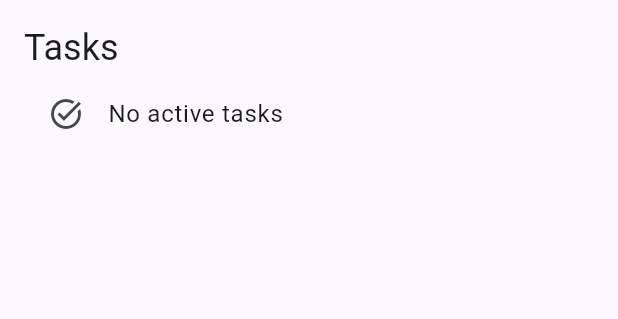
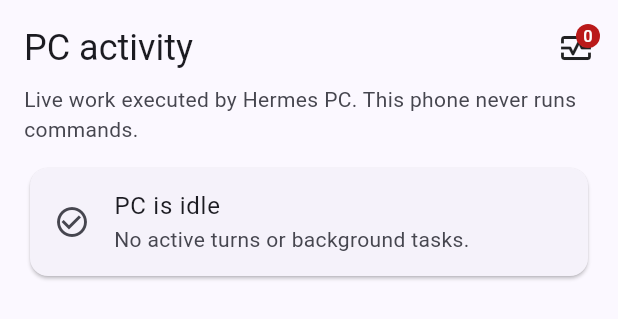
Before and after one commit to vanszas/agent-remote, a Flutter app: the TasksPage widget shown alone on an empty page, opened directly with empty values, on a phone screen of 412 x 824 dp. Shown: the top 319 px of the screen. Run offline on Flutter 3.47's test engine with Material 3 defaults, Android fonts, the phone set to English and light mode, and no system bars; our stand-ins replace file_picker, flutter_markdown_plus, flutter_secure_storage, image_picker; accounts and stored records are empty.

Commit message:
feat: sync PC activity and connection state

```diff
--- a/lib/app_controller.dart
+++ b/lib/app_controller.dart
@@ -10,18 +10,27 @@ class AppController extends ChangeNotifier {
   final LocalStore store;
   final sessions = <AgentSession>[];
   StreamSubscription<AgentEvent>? _sub;
+  Timer? _taskTimer;
   String? currentId;
   ThemeModeChoice theme = ThemeModeChoice.system;
   int page = 0;
   String search = '';
   AgentCapabilities capabilities = const AgentCapabilities();
   String? connectorError;
+  bool connected = false;
+  bool _connectedNotice = false;
   bool loadingSession = false;
   List<AgentWorkspace> workspaces = const [];
   List<AgentTask> tasks = const [];
   String? workspacePath;
   bool get isDemo => connector is DemoAgentConnector;
-  String get connectorLabel => isDemo ? 'Demo Mode' : 'Hermes Connected';
+  String get connectorLabel => connected ? 'PC connected' : 'Disconnected';
+  bool takeConnectedNotice() {
+    final value = _connectedNotice;
+    _connectedNotice = false;
+    return value;
+  }
+
   AgentSession? get current =>
       sessions.where((s) => s.id == currentId).firstOrNull;
   Future<void> initialize() async {
@@ -53,10 +62,19 @@ class AppController extends ChangeNotifier {
         ..clear()
         ..addAll(nextSessions);
       currentId = null;
+      connected = true;
+      _connectedNotice = true;
       connectorError = null;
+      _taskTimer?.cancel();
+      await reloadTasks();
+      _taskTimer = Timer.periodic(
+        const Duration(seconds: 3),
+        (_) => reloadTasks(),
+      );
     } catch (error) {
       await nextEvents.cancel();
       await next.dispose();
+      connected = false;
       connectorError = _connectionError(error);
     }
     notifyListeners();
@@ -113,6 +131,16 @@ class AppController extends ChangeNotifier {
   }
 
   void _event(AgentEvent e) {
+    if (e.type == AgentEventType.connectorReady) {
+      notifyListeners();
+      return;
+    }
+    if (e.type == AgentEventType.connectorError) {
+      connected = false;
+      connectorError = e.text;
+      notifyListeners();
+      return;
+    }
     if (e.type == AgentEventType.sessionUpdated && e.sessionId.isEmpty) {
       reloadSessions();
       return;
@@ -371,8 +399,11 @@ class AppController extends ChangeNotifier {
   }
 
   Future<void> reloadTasks() async {
-    tasks = await connector.listTasks();
-    notifyListeners();
+    if (!connected) return;
+    try {
+      tasks = await connector.listTasks();
+      notifyListeners();
+    } catch (_) {}
   }
 
   Future<void> reloadSessions() async {
@@ -441,6 +472,7 @@ class AppController extends ChangeNotifier {
   Future<void> _save() => store.save(sessions);
   @override
   void dispose() {
+    _taskTimer?.cancel();
     _sub?.cancel();
     connector.dispose();
     super.dispose();
--- a/lib/hermes_gateway_connector.dart
+++ b/lib/hermes_gateway_connector.dart
@@ -383,7 +383,7 @@ class HermesGatewayConnector implements AgentConnector {
 
   @override
   Future<List<AgentTask>> listTasks() async {
-    final result = await _rpc('delegation.status');
+    final result = await _rpc('activity.status');
     return (result['active'] as List? ?? const []).whereType<Map>().map((raw) {
       final task = Map<String, Object?>.from(raw);
       return AgentTask(
--- a/lib/main.dart
+++ b/lib/main.dart
@@ -114,6 +114,23 @@ class AppShell extends StatelessWidget {
   final ConnectionSettingsController connections;
   @override
   Widget build(BuildContext context) {
+    if (c.takeConnectedNotice()) {
+      WidgetsBinding.instance.addPostFrameCallback((_) {
+        if (!context.mounted) return;
+        ScaffoldMessenger.of(context).showSnackBar(
+          const SnackBar(
+            content: Row(
+              children: [
+                Icon(Icons.check_circle, color: Colors.white),
+                SizedBox(width: 12),
+                Expanded(child: Text('Connected to Hermes PC')),
+              ],
+            ),
+            behavior: SnackBarBehavior.floating,
+          ),
+        );
+      });
+    }
     if (c.current != null) return ChatScreen(c);
     final wide = MediaQuery.sizeOf(context).width >= 700;
     final pages = [
@@ -126,7 +143,22 @@ class AppShell extends StatelessWidget {
       appBar: AppBar(
         title: const Text('Hermes Remote'),
         actions: [
-          Chip(label: Text(c.connectorLabel)),
+          Padding(
+            padding: const EdgeInsets.symmetric(vertical: 10),
+            child: Chip(
+              avatar: Icon(
+                Icons.circle,
+                size: 12,
+                color: c.connected ? Colors.greenAccent : Colors.redAccent,
+              ),
+              label: Text(c.connectorLabel),
+              side: BorderSide(
+                color: c.connected
+                    ? Colors.green.withValues(alpha: .45)
+                    : Theme.of(context).colorScheme.outlineVariant,
+              ),
+            ),
+          ),
           IconButton(
             tooltip: 'New chat',
             onPressed: c.newSession,
@@ -189,9 +221,11 @@ class ChatsPage extends StatelessWidget {
           style: Theme.of(context).textTheme.headlineSmall,
         ),
         Text(
-          c.isDemo
-              ? 'Full local demo. No backend connection.'
-              : 'Connected to Hermes gateway.',
+          c.connected
+              ? 'Synced with Hermes PC · PC controls execution.'
+              : c.isDemo
+              ? 'Offline preview · Connect a PC to sync.'
+              : 'Reconnecting to Hermes PC…',
         ),
         if (!c.isDemo && c.workspaces.isNotEmpty)
           DropdownButtonFormField<String>(
@@ -697,17 +731,47 @@ class _TasksPageState extends State<TasksPage> {
       child: ListView(
         padding: const EdgeInsets.all(16),
         children: [
-          Text('Tasks', style: Theme.of(context).textTheme.headlineSmall),
+          Row(
+            children: [
+              Expanded(
+                child: Text(
+                  'PC activity',
+                  style: Theme.of(context).textTheme.headlineSmall,
+                ),
+              ),
+              Badge(
+                label: Text('${c.tasks.length}'),
+                child: const Icon(Icons.monitor_heart_outlined),
+              ),
+            ],
+          ),
+          const SizedBox(height: 8),
+          Text(
+            'Live work executed by Hermes PC. This phone never runs commands.',
+            style: TextStyle(
+              color: Theme.of(context).colorScheme.onSurfaceVariant,
+            ),
+          ),
+          const SizedBox(height: 12),
           if (c.tasks.isEmpty)
-            const ListTile(
-              leading: Icon(Icons.task_alt),
-              title: Text('No active tasks'),
+            const Card(
+              child: ListTile(
+                leading: Icon(Icons.check_circle_outline),
+                title: Text('PC is idle'),
+                subtitle: Text('No active turns or background tasks.'),
+              ),
             ),
           ...c.tasks.map(
-            (task) => ListTile(
-              leading: const CircularProgressIndicator(),
-              title: Text(task.title),
-              subtitle: Text(task.status),
+            (task) => Card(
+              child: ListTile(
+                leading: const SizedBox.square(
+                  dimension: 24,
+                  child: CircularProgressIndicator(strokeWidth: 2.5),
+                ),
+                title: Text(task.title),
+                subtitle: Text(task.status),
+                trailing: const Icon(Icons.computer),
+              ),
             ),
           ),
         ],
```
